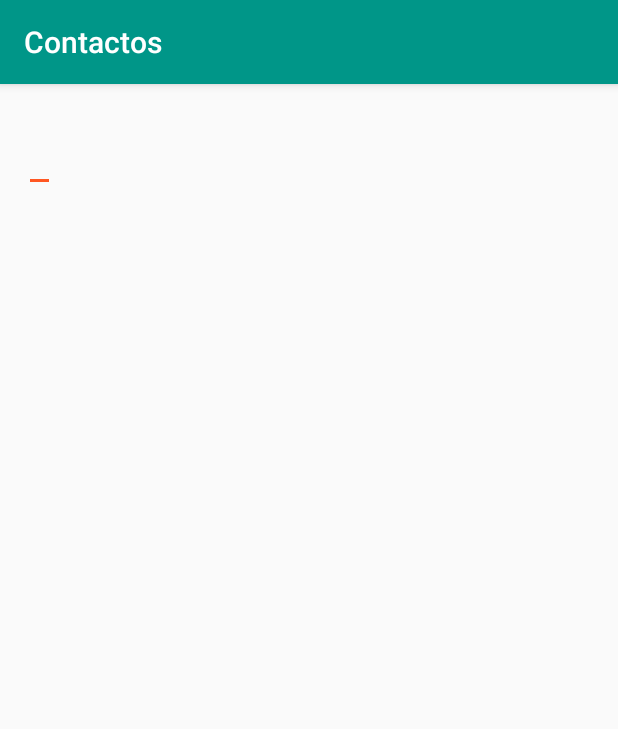
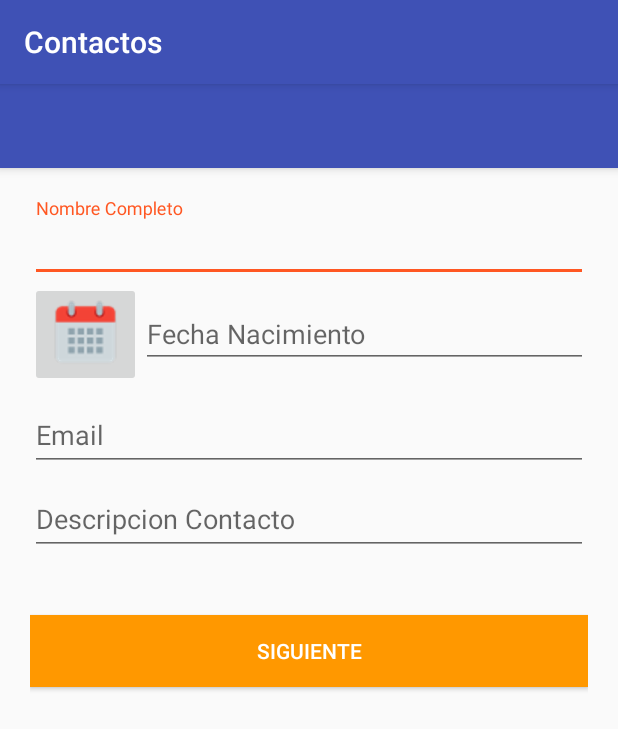
Before and after one commit to deftnesssolutions/COURSERA, an Android app: the screen it shows after launch (MainActivity), on a phone screen of 412 x 824 dp. Shown: the top 729 px of the screen. Run offline under Robolectric (Android 15) with nearby library versions, the phone set to English and light mode, and no system bars.

Commit message:
Primer Activity  Interfaz para ingresar datos del Contacto
Implementacion del interfaz de usuario para ingresar los datos del
contacto todos com material design

```diff
--- a/Contactos/app/src/main/res/layout/activity_main.xml
+++ b/Contactos/app/src/main/res/layout/activity_main.xml
@@ -1,23 +1,106 @@
 <?xml version="1.0" encoding="utf-8"?>
-<RelativeLayout xmlns:android="http://schemas.android.com/apk/res/android"
-    xmlns:tools="http://schemas.android.com/tools"
-    android:id="@+id/activity_main"
+<android.support.design.widget.CoordinatorLayout xmlns:android="http://schemas.android.com/apk/res/android"
+    xmlns:app="http://schemas.android.com/apk/res-auto"
     android:layout_width="match_parent"
-    android:layout_height="match_parent"
-    android:paddingBottom="@dimen/activity_vertical_margin"
-    android:paddingLeft="@dimen/activity_horizontal_margin"
-    android:paddingRight="@dimen/activity_horizontal_margin"
-    android:paddingTop="@dimen/activity_vertical_margin"
-    tools:context="com.androicoude.contactos.MainActivity">
+    android:layout_height="match_parent">
 
-    <android.support.design.widget.TextInputLayout
+    <android.support.design.widget.AppBarLayout
         android:layout_width="match_parent"
-        android:layout_height="wrap_content">
+        android:layout_height="wrap_content"
+        android:theme="@style/ThemeOverlay.AppCompat.Dark.ActionBar">
 
-        <android.support.design.widget.TextInputEditText
-            android:layout_width="wrap_content"
+        <android.support.v7.widget.Toolbar
+            android:id="@+id/toolbar"
+            android:layout_width="match_parent"
+            android:layout_height="?attr/actionBarSize"
+            android:background="?attr/colorPrimary"
+            app:layout_scrollFlags="scroll|enterAlways"
+            app:popupTheme="@style/ThemeOverlay.AppCompat.Light" />
+    </android.support.design.widget.AppBarLayout>
+
+    <LinearLayout
+        android:layout_width="fill_parent"
+        android:layout_height="match_parent"
+        android:layout_marginTop="?attr/actionBarSize"
+        android:orientation="vertical"
+        android:paddingLeft="@dimen/paddingLeft"
+        android:paddingRight="@dimen/paddingRight"
+        android:paddingTop="@dimen/paddingTop">
+
+        <android.support.design.widget.TextInputLayout
+            android:id="@+id/input_layout_name"
+            android:layout_width="match_parent"
+            android:layout_height="wrap_content">
+
+            <EditText
+                android:id="@+id/input_name"
+                android:layout_width="match_parent"
+                android:layout_height="wrap_content"
+                android:singleLine="true"
+                android:hint="@string/hint_nombre" />
+        </android.support.design.widget.TextInputLayout>
+
+        <android.support.design.widget.TextInputLayout
+            android:id="@+id/input_layout_fecha_nacimiento"
+            android:layout_width="match_parent"
+            android:layout_height="wrap_content">
+
+            <LinearLayout
+                android:layout_width="match_parent"
+                android:layout_height="wrap_content"
+                android:orientation="horizontal">
+
+                <ImageButton
+                    android:id="@+id/btn_setdate"
+                    android:layout_width="wrap_content"
+                    android:layout_height="wrap_content"
+                    android:src="@drawable/calendar_50"/>
+                <EditText
+                    android:id="@+id/input_fecha_nacimiento"
+                    android:layout_width="match_parent"
+                    android:layout_height="wrap_content"
+                    android:hint="@string/hint_fechanacimiento"
+                    android:layout_gravity="center_vertical"/>
+
+
+            </LinearLayout>
+
+        </android.support.design.widget.TextInputLayout>
+
+        <android.support.design.widget.TextInputLayout
+            android:id="@+id/input_layout_email"
+            android:layout_width="match_parent"
+            android:layout_height="wrap_content">
+
+            <EditText
+                android:id="@+id/input_email"
+                android:layout_width="match_parent"
+                android:layout_height="wrap_content"
+                android:inputType="textEmailAddress"
+                android:hint="@string/hint_email" />
+        </android.support.design.widget.TextInputLayout>
+
+        <android.support.design.widget.TextInputLayout
+            android:id="@+id/input_layout_password"
+            android:layout_width="match_parent"
+            android:layout_height="wrap_content">
+
+            <EditText
+                android:id="@+id/input_password"
+                android:layout_width="match_parent"
+                android:layout_height="wrap_content"
+                android:inputType="textPassword"
+                android:hint="@string/hint_Descripcion" />
+        </android.support.design.widget.TextInputLayout>
+
+        <Button android:id="@+id/btn_signup"
+            android:layout_width="fill_parent"
             android:layout_height="wrap_content"
-            android:hint="@string/nombre"/>
-    </android.support.design.widget.TextInputLayout>
+            android:text="@string/btn_siguiente"
+            android:background="@color/colorBoton"
+            android:layout_marginTop="@dimen/margingTop40"
+            android:textColor="@android:color/white"/>
 
-</RelativeLayout>
+    </LinearLayout>
+
+</android.support.design.widget.CoordinatorLayout>
--- a/Contactos/app/src/main/res/values/colors.xml
+++ b/Contactos/app/src/main/res/values/colors.xml
@@ -1,7 +1,8 @@
 <?xml version="1.0" encoding="utf-8"?>
 <resources>
-    <color name="colorPrimary">#009688</color>
-    <color name="colorPrimaryDark">#00796B</color>
+    <color name="colorPrimary">#3F51B5</color>
+    <color name="colorPrimaryDark">#303F9F</color>
     <color name="colorAccent">#FF5722</color>
     <color name="colorBlanco">#FFFFFF</color>
+    <color name="colorBoton">#FF9800</color>
 </resources>
--- a/Contactos/app/src/main/res/values/dimens.xml
+++ b/Contactos/app/src/main/res/values/dimens.xml
@@ -2,4 +2,8 @@
     <!-- Default screen margins, per the Android Design guidelines. -->
     <dimen name="activity_horizontal_margin">16dp</dimen>
     <dimen name="activity_vertical_margin">16dp</dimen>
+    <dimen name="paddingLeft">20dp</dimen>
+    <dimen name="paddingRight">20dp</dimen>
+    <dimen name="paddingTop">20dp</dimen>
+    <dimen name="margingTop40">40dp</dimen>
 </resources>
--- a/Contactos/app/src/main/res/values/strings.xml
+++ b/Contactos/app/src/main/res/values/strings.xml
@@ -1,4 +1,12 @@
 <resources>
     <string name="app_name">Contactos</string>
-    <string name="nombre">Nombre Completo</string>
+    <string name="action_settings">Settings</string>
+    <string name="hint_nombre">Nombre Completo</string>
+    <string name="hint_fechanacimiento">Fecha Nacimiento</string>
+    <string name="hint_telefono">Telefono</string>
+    <string name="hint_email">Email</string>
+    <string name="hint_Descripcion">Descripcion Contacto</string>
+    <string name="btn_siguiente">Siguiente</string>
+    <string name="err_msg_name">Ingrese su nombre completo</string>
+    <string name="err_msg_email">Ingrese email valido</string>
 </resources>
```
Also changed, not shown: Contactos/app/src/main/res/drawable-hdpi/calendar_50.png (added), Contactos/app/src/main/res/drawable-mdpi/calendar_50.png (added), Contactos/app/src/main/res/drawable-xhdpi/calendar_50.png (added), Contactos/app/src/main/res/drawable-xxhdpi/calendar_50.png (added), Contactos/app/src/main/res/drawable-xxxhdpi/calendar_50.png (added).
